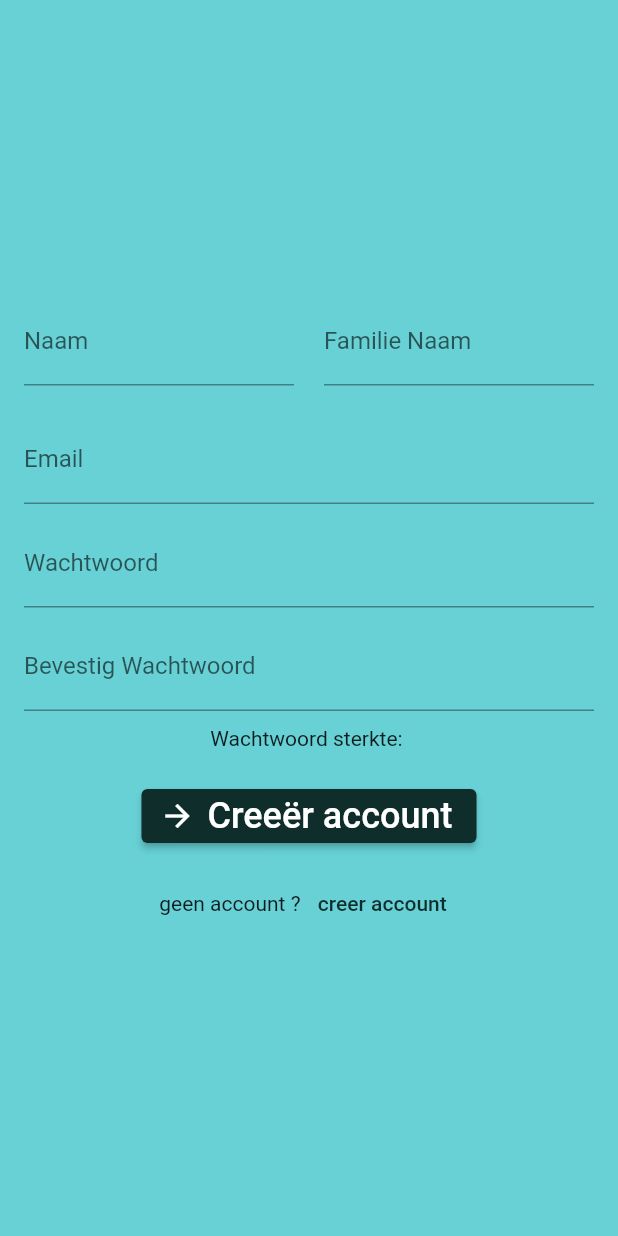
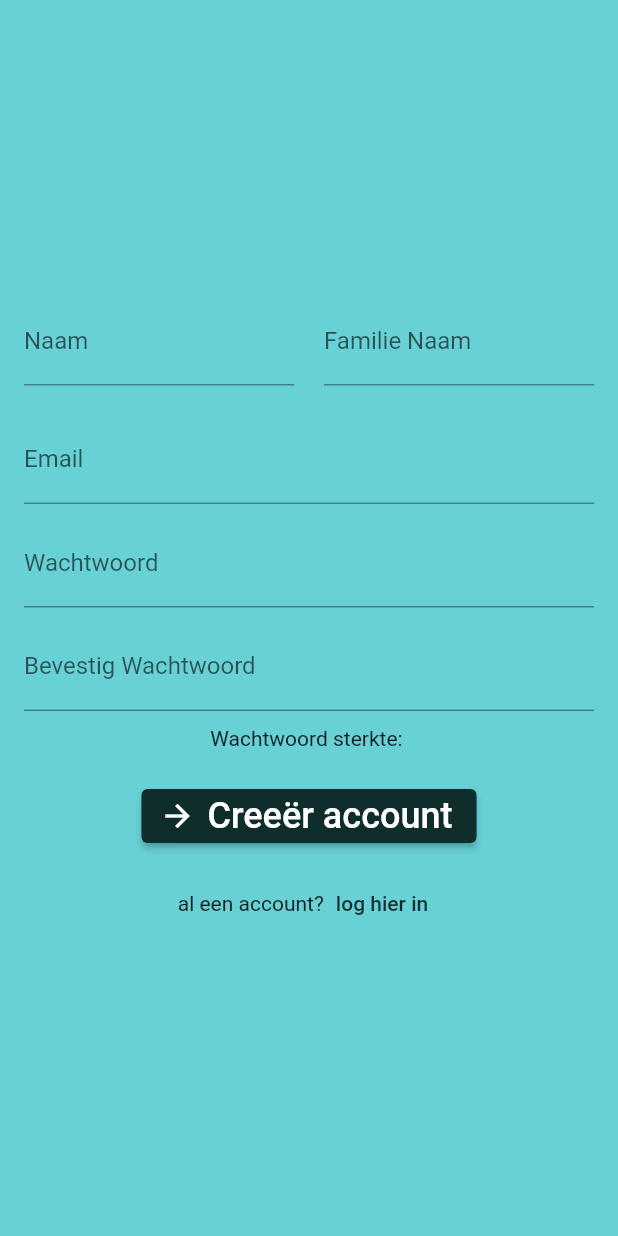
Before and after one commit to Lenaerts-Nestor/Project_Mobile_Development, a Flutter app: the RegisterPage screen opened directly, on a phone screen of 412 x 824 dp. Run offline on Flutter 3.47's test engine with Material 2 defaults, Android fonts, the light colour scheme and no system bars; our stand-ins replace cloud_firestore, firebase_auth, firebase_core, flutter_map, google_nav_bar, latlong2; accounts and stored records are empty; network calls fail.

Commit message:
tekst verbetering login

```diff
--- a/lib/pages/login-register/login/forgot_password_page.dart
+++ b/lib/pages/login-register/login/forgot_password_page.dart
@@ -27,7 +27,7 @@ class _ForgotPasswordPageState extends State<ForgotPasswordPage> {
   Widget build(BuildContext context) {
     return Scaffold(
       appBar: AppBar(
-        title: const Text('Forgot password area'),
+        title: const Text('Reset wachtwoord'),
       ),
       body: Padding(
         padding: const EdgeInsets.all(16),
--- a/lib/pages/login-register/login/login_page.dart
+++ b/lib/pages/login-register/login/login_page.dart
@@ -87,7 +87,7 @@ class _LoginPageState extends State<LoginPage> {
               Row(
                 mainAxisAlignment: MainAxisAlignment.center,
                 children: [
-                  const Text('geen account ? '),
+                  const Text('geen account?'),
                   TextButton(
                       onPressed: () {
                         Navigator.of(context).push(
@@ -95,7 +95,7 @@ class _LoginPageState extends State<LoginPage> {
                               builder: (context) => const RegisterPage()),
                         );
                       },
-                      child: const Text('Creeër Account'))
+                      child: const Text('Maak een account'))
                 ],
               )
             ],
--- a/lib/pages/login-register/register/register_page.dart
+++ b/lib/pages/login-register/register/register_page.dart
@@ -125,7 +125,7 @@ class _SignUpPageState extends State<RegisterPage> {
               Row(
                 mainAxisAlignment: MainAxisAlignment.center,
                 children: [
-                  const Text('geen account ? '),
+                  const Text('al een account?'),
                   TextButton(
                     onPressed: () {
                       Navigator.of(context).push(
@@ -133,7 +133,7 @@ class _SignUpPageState extends State<RegisterPage> {
                             builder: (context) => const LoginPage()),
                       );
                     },
-                    child: const Text('creer account'),
+                    child: const Text('log hier in'),
                   ),
                 ],
               )
```
